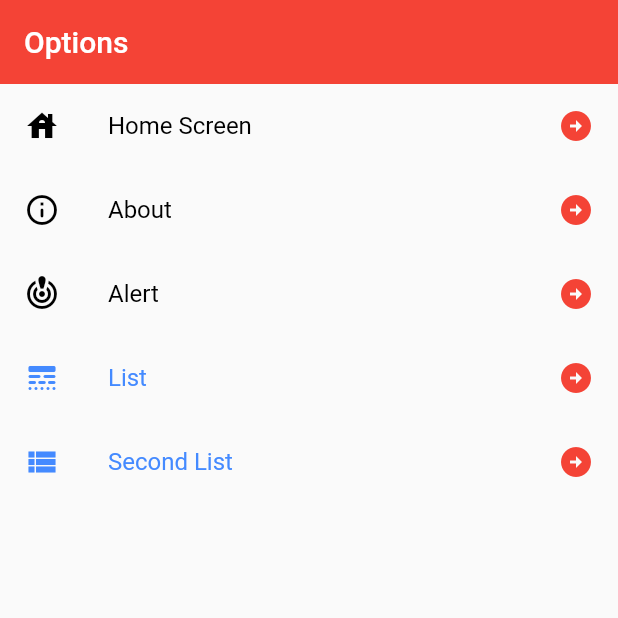
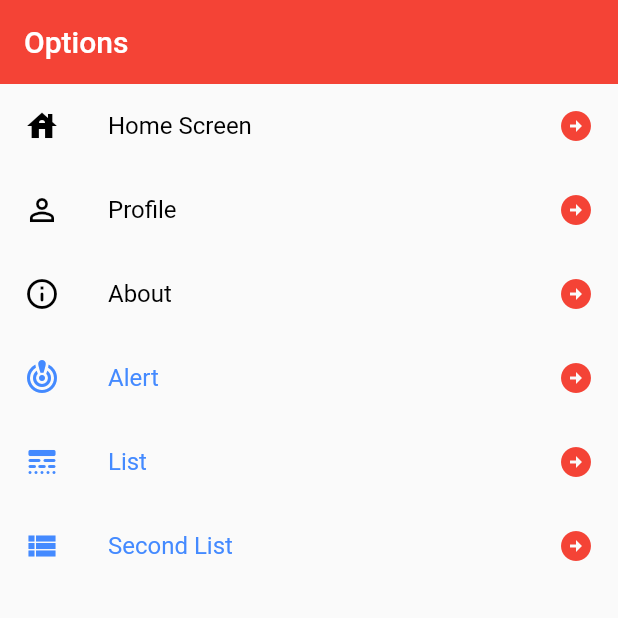
Before and after one commit to Yero-des/AppMultiplataforma, a Flutter app: the screen it shows after launch, on a phone screen of 412 x 824 dp, the top half of it. Run offline on Flutter 3.47's test engine with Material 2 defaults, Android fonts, the phone set to English and light mode, and no system bars.

Commit message:
Add profile

```diff
--- a/lib/models/models.dart
+++ b/lib/models/models.dart
@@ -1 +1,2 @@
 export 'package:flutter_application_1/models/menu_option.dart';
+export 'package:flutter_application_1/models/profile.dart';
--- /dev/null
+++ b/lib/models/profile.dart
@@ -0,0 +1,14 @@
+class Profile {
+  String img;
+  String name;
+  String lastName;
+  String rol;
+
+  Profile({
+    required this.img,
+    required this.name,
+    required this.lastName,
+    required this.rol
+  });
+
+}
--- a/lib/router/app_router.dart
+++ b/lib/router/app_router.dart
@@ -1,4 +1,5 @@
 import 'package:flutter/material.dart';
+import 'package:flutter_application_1/screens/profile_screen.dart';
 import '../screens/screens.dart';
 import '../models/menu_option.dart';
 
@@ -8,8 +9,9 @@ class AppRoutes {
 
   static final menuOptions = <MenuOption>[
     MenuOption(router: 'home', data: Icons.house_sharp, name: 'Home Screen', widget: const HomeScreen(), color: Colors.black),
+    MenuOption(router: 'profile', data: Icons.person_outline, name: 'Profile', widget: const ProfileScreen(), color: Colors.black),
     MenuOption(router: 'about', data: Icons.info_outline_rounded, name: 'About', widget: const NosotrosScreen(), color: Colors.black),
-    MenuOption(router: 'alert', data: Icons.crisis_alert_outlined, name: 'Alert', widget: const AlertScreen(), color: Colors.black),
+    MenuOption(router: 'alert', data: Icons.crisis_alert_outlined, name: 'Alert', widget: const AlertScreen(), color: Colors.blueAccent),
     MenuOption(router: 'list', data: Icons.line_style_rounded, name: 'List', widget: const ListViewExample(), color: Colors.blueAccent),
     MenuOption(router: 'list2', data: Icons.view_list_sharp, name: 'Second List', widget: const ListView2Screen(), color: Colors.blueAccent),
   ];
--- a/lib/themes/theme_data.dart
+++ b/lib/themes/theme_data.dart
@@ -2,6 +2,8 @@ import 'package:flutter/material.dart';
 
 class AppTheme {
   static const Color primary = Colors.red;
+  static const Color light = Colors.white;
+  static const Color dark = Colors.black87;
   static final ThemeData yerodevTheme = ThemeData(
     primaryColor: primary,
     appBarTheme: const AppBarTheme(
--- a/pubspec.yaml
+++ b/pubspec.yaml
@@ -59,9 +59,8 @@ flutter:
   uses-material-design: true
 
   # To add assets to your application, add an assets section, like this:
-  # assets:
-  #   - images/a_dot_burr.jpeg
-  #   - images/a_dot_ham.jpeg
+  assets:
+    - assets/
 
   # An image asset can refer to one or more resolution-specific "variants", see
   # https://flutter.dev/assets-and-images/#resolution-aware
```
Also changed, not shown: lib/screens/profile_screen.dart (added, +91 -0 lines), assets/dart.png (added), assets/flutter.png (added), assets/javascript.png (added), assets/mongo_db.png (added), assets/profile.jpg (added), assets/react.png (added), 1 other file.
